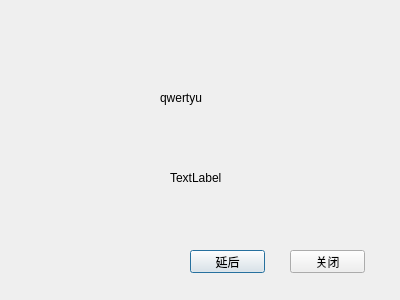
First picture: the form in ui/todoremind.ui, repository Younger-Chan/everyday, before the edit.
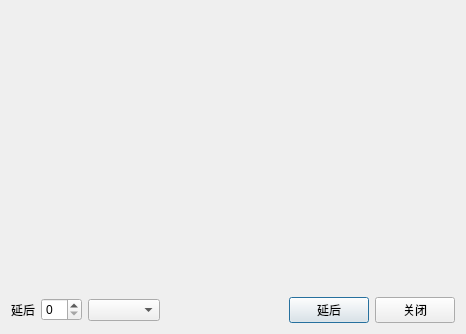
Second picture: the form after the edit.

The edit to the form file:
```diff
--- a/ui/todoremind.ui
+++ b/ui/todoremind.ui
@@ -6,65 +6,98 @@
    <rect>
     <x>0</x>
     <y>0</y>
-    <width>400</width>
+    <width>466</width>
+    <height>334</height>
+   </rect>
+  </property>
+  <property name="minimumSize">
+   <size>
+    <width>300</width>
     <height>300</height>
-   </rect>
+   </size>
+  </property>
+  <property name="maximumSize">
+   <size>
+    <width>500</width>
+    <height>500</height>
+   </size>
   </property>
   <property name="windowTitle">
    <string>Dialog</string>
   </property>
+  <layout class="QVBoxLayout" name="verticalLayout_2">
+   <item>
+    <layout class="QVBoxLayout" name="verticalLayout" stretch="5,5,0">
+     <item>
+      <widget class="QLabel" name="l_title">
+       <property name="font">
+        <font>
+         <pointsize>14</pointsize>
+         <bold>true</bold>
+        </font>
+       </property>
+       <property name="text">
+        <string/>
+       </property>
+       <property name="alignment">
+        <set>Qt::AlignCenter</set>
+       </property>
+      </widget>
+     </item>
+     <item>
+      <widget class="QLabel" name="l_notes">
+       <property name="text">
+        <string/>
+       </property>
+      </widget>
+     </item>
+     <item>
+      <layout class="QHBoxLayout" name="horizontalLayout">
+       <item>
   <widget class="QLabel" name="label">
-   <property name="geometry">
-    <rect>
-     <x>160</x>
-     <y>90</y>
-     <width>53</width>
-     <height>15</height>
-    </rect>
-   </property>
    <property name="text">
-    <string>qwertyu</string>
-   </property>
-  </widget>
-  <widget class="QLabel" name="label_2">
-   <property name="geometry">
-    <rect>
-     <x>170</x>
-     <y>170</y>
-     <width>53</width>
-     <height>15</height>
-    </rect>
-   </property>
-   <property name="text">
-    <string>TextLabel</string>
-   </property>
-  </widget>
+          <string>延后</string>
+         </property>
+        </widget>
+       </item>
+       <item>
+        <widget class="QSpinBox" name="spinBox"/>
+       </item>
+       <item>
+        <widget class="QComboBox" name="comboBox"/>
+       </item>
+       <item>
+        <spacer name="horizontalSpacer">
+         <property name="orientation">
+          <enum>Qt::Horizontal</enum>
+         </property>
+         <property name="sizeHint" stdset="0">
+          <size>
+           <width>40</width>
+           <height>20</height>
+          </size>
+         </property>
+        </spacer>
+       </item>
+       <item>
   <widget class="QPushButton" name="pb_delay">
-   <property name="geometry">
-    <rect>
-     <x>190</x>
-     <y>250</y>
-     <width>75</width>
-     <height>23</height>
-    </rect>
-   </property>
    <property name="text">
     <string>延后</string>
    </property>
   </widget>
+       </item>
+       <item>
   <widget class="QPushButton" name="pb_close">
-   <property name="geometry">
-    <rect>
-     <x>290</x>
-     <y>250</y>
-     <width>75</width>
-     <height>23</height>
-    </rect>
-   </property>
    <property name="text">
     <string>关闭</string>
    </property>
   </widget>
+       </item>
+      </layout>
+     </item>
+    </layout>
+   </item>
+  </layout>
  </widget>
  <resources/>
  <connections/>
```
Lines whose indentation alone changed are shown as unchanged.
